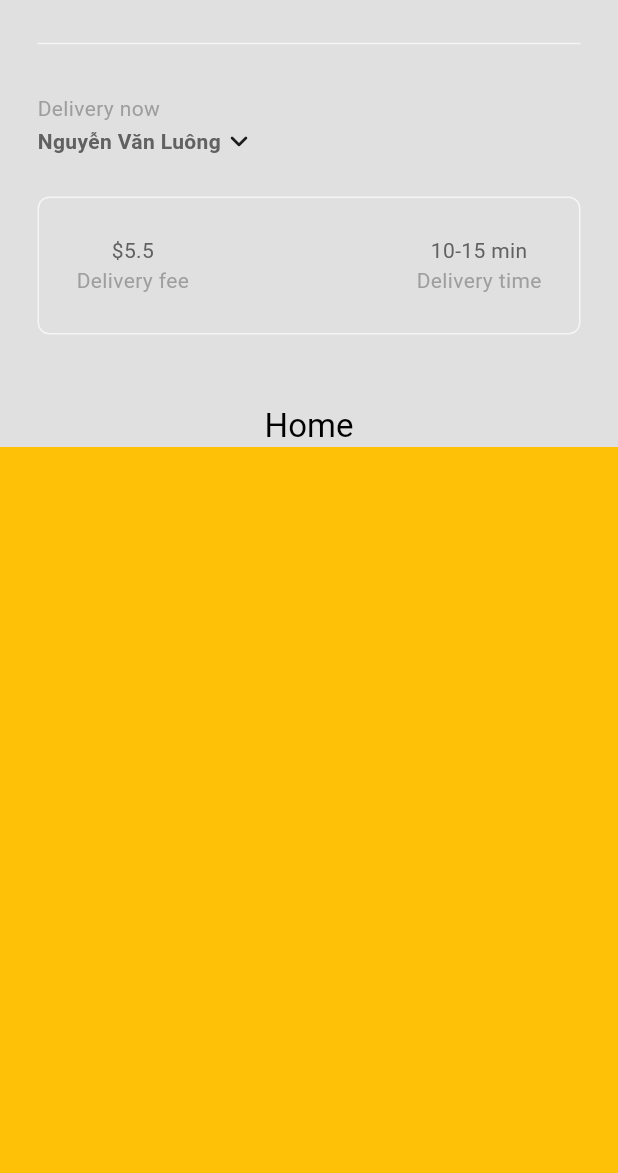
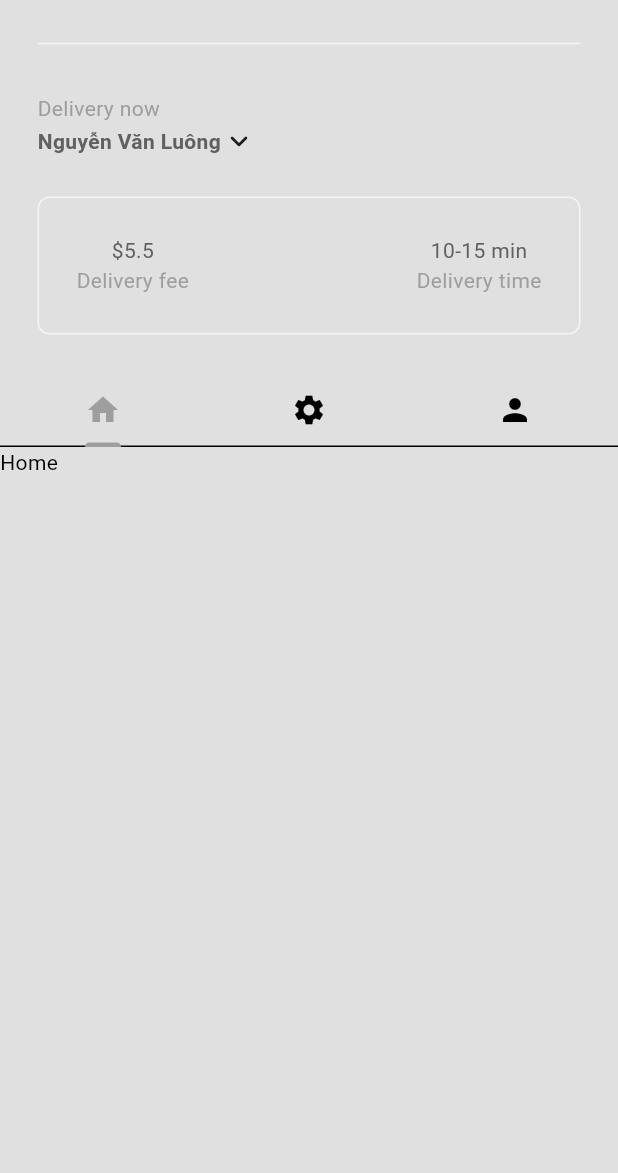
Before and after one commit to TrungKuro/Food-Delivery-App, a Flutter app: the HomePage screen opened directly, on a phone screen of 412 x 824 dp, the part 63-1236 px from its top. Run offline on Flutter 3.47's test engine with Material 3 defaults, Android fonts, the phone set to English and light mode, and no system bars.

Commit message:
Tab Bar.

```diff
--- /dev/null
+++ b/lib/components/my_tab_bar.dart
@@ -0,0 +1,45 @@
+import 'package:flutter/material.dart';
+
+class MyTabBar extends StatelessWidget {
+  /* ------------------------------- Variable ------------------------------ */
+
+  final TabController tabController;
+
+  /* ----------------------------------------------------------------------- */
+
+  const MyTabBar({
+    super.key,
+    required this.tabController,
+  });
+
+  /* ----------------------------------------------------------------------- */
+
+  @override
+  Widget build(BuildContext context) {
+    return Container(
+      child: TabBar(
+        controller: tabController,
+        tabs: [
+          // 1st TAB
+          Tab(
+            child: Icon(
+              Icons.home,
+            ),
+          ),
+          // 2nd TAB
+          Tab(
+            child: Icon(
+              Icons.settings,
+            ),
+          ),
+          // 3rd TAB
+          Tab(
+            child: Icon(
+              Icons.person,
+            ),
+          ),
+        ],
+      ),
+    );
+  }
+}
--- a/lib/pages/home_page.dart
+++ b/lib/pages/home_page.dart
@@ -3,6 +3,7 @@
 import 'package:food_delivery_app/components/my_description_box.dart';
 import 'package:food_delivery_app/components/my_drawer.dart';
 import 'package:food_delivery_app/components/my_sliver_app_bar.dart';
+import 'package:food_delivery_app/components/my_tab_bar.dart';
 
 class HomePage extends StatefulWidget {
   const HomePage({super.key});
@@ -11,7 +12,27 @@
   State<HomePage> createState() => _HomePageState();
 }
 
-class _HomePageState extends State<HomePage> {
+class _HomePageState extends State<HomePage> with SingleTickerProviderStateMixin {
+  /* ------------------------------- Variable ------------------------------ */
+
+  late TabController _tabController;
+
+  /* ----------------------------------------------------------------------- */
+
+  @override
+  void initState() {
+    super.initState();
+    _tabController = TabController(length: 3, vsync: this);
+  }
+
+  @override
+  void dispose() {
+    _tabController.dispose();
+    super.dispose();
+  }
+
+  /* ----------------------------------------------------------------------- */
+
   @override
   Widget build(BuildContext context) {
     return Scaffold(
@@ -20,7 +41,7 @@
       body: NestedScrollView(
         headerSliverBuilder: (context, innerBoxIsScrolled) => [
           MySliverAppBar(
-            title: const Text('Home'),
+            title: MyTabBar(tabController: _tabController),
             child: Column(
               mainAxisAlignment: MainAxisAlignment.end,
               children: [
@@ -37,8 +58,13 @@
             ),
           ),
         ],
-        body: Container(
-          color: Colors.amber,
+        body: TabBarView(
+          controller: _tabController,
+          children: [
+            Text('Home'),
+            Text('Setting'),
+            Text('Person'),
+          ],
         ),
       ),
     );
```
